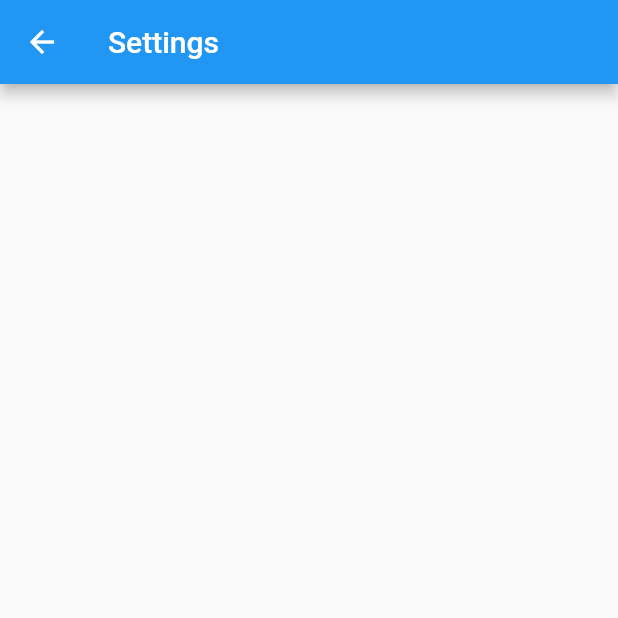
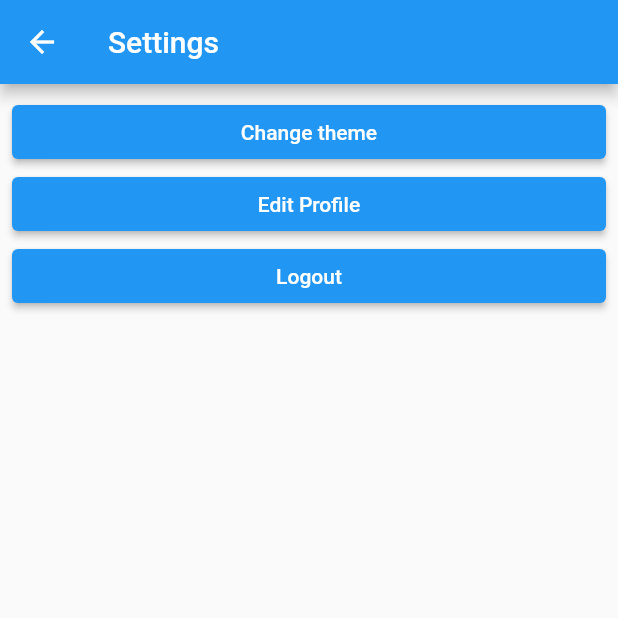
Before and after one commit to DyadSocial/dyad-mobile, a Flutter app: the screen it shows after launch, after a tap on "Sign In", after a tap on the "settings" icon, on a phone screen of 412 x 824 dp, the top half of it. Run offline on Flutter 3.47's test engine with Material 2 defaults, Android fonts, the light colour scheme and no system bars; our stand-ins replace flutter_blue, geolocator, shared_preferences, sqflite, url_strategy; missing offline and left inert: adaptive_navigation, path_to_regexp; accounts and stored records are empty; network calls fail; statements that could not run were skipped.

Commit message:
feat(settings.dart): adds basic settings where you can change the theme and logout

```diff
--- a/dyadapp/lib/src/app.dart
+++ b/dyadapp/lib/src/app.dart
@@ -3,6 +3,9 @@ import 'package:flutter/material.dart';
 import 'package:dyadapp/src/utils/dyad_auth.dart';
 import 'package:dyadapp/src/routing.dart';
 import 'package:dyadapp/src/pages/navigator.dart';
+
+import 'package:dyadapp/src/utils/theme_model.dart';
+import 'package:provider/provider.dart';
 
 class Dyad extends StatefulWidget {
   const Dyad({Key? key}) : super(key: key);
@@ -45,23 +48,35 @@ class _DyadState extends State<Dyad> {
   }
 
   @override
-  Widget build(BuildContext context) => RouteStateScope(
+  Widget build(BuildContext context) => ChangeNotifierProvider(
+        create: (_) => ThemeModel(),
+        child: RouteStateScope(
           notifier: _routeState,
-        child: DyadAuthScope(
+          child: Consumer(
+            builder: (context, ThemeModel themeNotifier, child) {
+              return DyadAuthScope(
                 notifier: _auth,
                 child: MaterialApp.router(
                   routerDelegate: _routerDelegate,
                   routeInformationParser: _routeParser,
-            theme: ThemeData(
+                  theme: themeNotifier.isDark
+                      ? ThemeData.dark()
+                      : ThemeData.light(),
+                  /* ThemeData(
                     pageTransitionsTheme: const PageTransitionsTheme(
                       builders: <TargetPlatform, PageTransitionsBuilder>{
-                  TargetPlatform.android: FadeUpwardsPageTransitionsBuilder(),
+                        TargetPlatform.android:
+                            FadeUpwardsPageTransitionsBuilder(),
                         TargetPlatform.iOS: CupertinoPageTransitionsBuilder(),
-                  TargetPlatform.linux: FadeUpwardsPageTransitionsBuilder(),
-                  TargetPlatform.windows: FadeUpwardsPageTransitionsBuilder(),
+                        TargetPlatform.linux:
+                            FadeUpwardsPageTransitionsBuilder(),
+                        TargetPlatform.windows:
+                            FadeUpwardsPageTransitionsBuilder(),
+
+                      }, */
+                ),
+              );
             },
-              ),
-            ),
           ),
         ),
       );
--- a/dyadapp/lib/src/pages/settings.dart
+++ b/dyadapp/lib/src/pages/settings.dart
@@ -1,14 +1,52 @@
+import 'package:dyadapp/src/app.dart';
 import 'package:flutter/material.dart';
+import 'package:dyadapp/src/utils/theme_model.dart';
+import 'package:provider/provider.dart';
+
+import 'package:dyadapp/src/utils/dyad_auth.dart';
 
 class SettingsScreen extends StatelessWidget {
   const SettingsScreen({Key? key}) : super(key: key);
 
+  void _handleLogoutTapped(BuildContext context) {}
+
   @override
   Widget build(BuildContext context) {
-    return Scaffold(
-      appBar: AppBar(
-        title: const Text('Settings'),
-      ),
-    );
+    return Consumer(builder: (context, ThemeModel themeNotifier, child) {
+      return Scaffold(
+        appBar: AppBar(
+          title: const Text('Settings'),
+        ),
+        body: ListView(
+          padding: const EdgeInsets.all(8),
+          children: <Widget>[
+            Container(
+              child: ElevatedButton(
+                child: Text("Change theme"),
+                onPressed: () {
+                  themeNotifier.isDark
+                      ? themeNotifier.isDark = false
+                      : themeNotifier.isDark = true;
+                },
+              ),
+            ),
+            Container(
+              child: ElevatedButton(
+                child: Text("Edit Profile"),
+                onPressed: () {},
+              ),
+            ),
+            Container(
+              child: ElevatedButton(
+                child: Text("Logout"),
+                onPressed: () {
+                  DyadAuthScope.of(context).signOut();
+                },
+              ),
+            ),
+          ],
+        ),
+      );
+    });
   }
 }
--- /dev/null
+++ b/dyadapp/lib/src/utils/theme_model.dart
@@ -0,0 +1,26 @@
+import 'package:flutter/cupertino.dart';
+import 'package:dyadapp/src/utils/theme_preferences.dart';
+
+class ThemeModel extends ChangeNotifier {
+  bool _isDark = false;
+  ThemePreferences _preferences =
+      ThemePreferences(); //Used for using small amount of memory to save theme
+  bool get isDark => _isDark;
+
+  ThemeModel() {
+    _isDark = false;
+    _preferences = ThemePreferences();
+    getPreferences();
+  }
+
+  getPreferences() async {
+    _isDark = await _preferences.getTheme();
+    notifyListeners();
+  }
+
+  set isDark(bool value) {
+    _isDark = value;
+    _preferences.setTheme(value);
+    notifyListeners();
+  }
+}
--- /dev/null
+++ b/dyadapp/lib/src/utils/theme_preferences.dart
@@ -0,0 +1,15 @@
+import 'package:shared_preferences/shared_preferences.dart';
+
+class ThemePreferences {
+  static const PREF_KEY = 'pref_key';
+
+  setTheme(bool value) async {
+    SharedPreferences sharedPreferences = await SharedPreferences.getInstance();
+    sharedPreferences.setBool(PREF_KEY, value);
+  }
+
+  getTheme() async {
+    SharedPreferences sharedPreferences = await SharedPreferences.getInstance();
+    return sharedPreferences.getBool(PREF_KEY);
+  }
+}
--- a/dyadapp/lib/src/widgets/post_writer.dart
+++ b/dyadapp/lib/src/widgets/post_writer.dart
@@ -29,12 +29,12 @@ class _PostWriterState extends State<PostWriter> {
         decoration: BoxDecoration(
           border: Border(
             bottom: BorderSide(
-              color: Color(0xFF9A9A9A),
-            ),
+                //color: Color(0xFF9A9A9A),
+                ),
           ),
         ),
         child: Container(
-          color: Color(0xFFE8EDF1),
+          //color: Color(0xFFE8EDF1),
           child: Column(
               mainAxisAlignment: MainAxisAlignment.start,
               crossAxisAlignment: CrossAxisAlignment.stretch,
--- a/dyadapp/pubspec.yaml
+++ b/dyadapp/pubspec.yaml
@@ -38,6 +38,8 @@ dependencies:
   # Data
   sqflite:
   path:
+  provider:
+  shared_preferences:
 
 dev_dependencies:
   flutter_test:
```
Also changed, not shown: dyadapp/pubspec.lock. Lines whose indentation alone changed are shown as unchanged.
